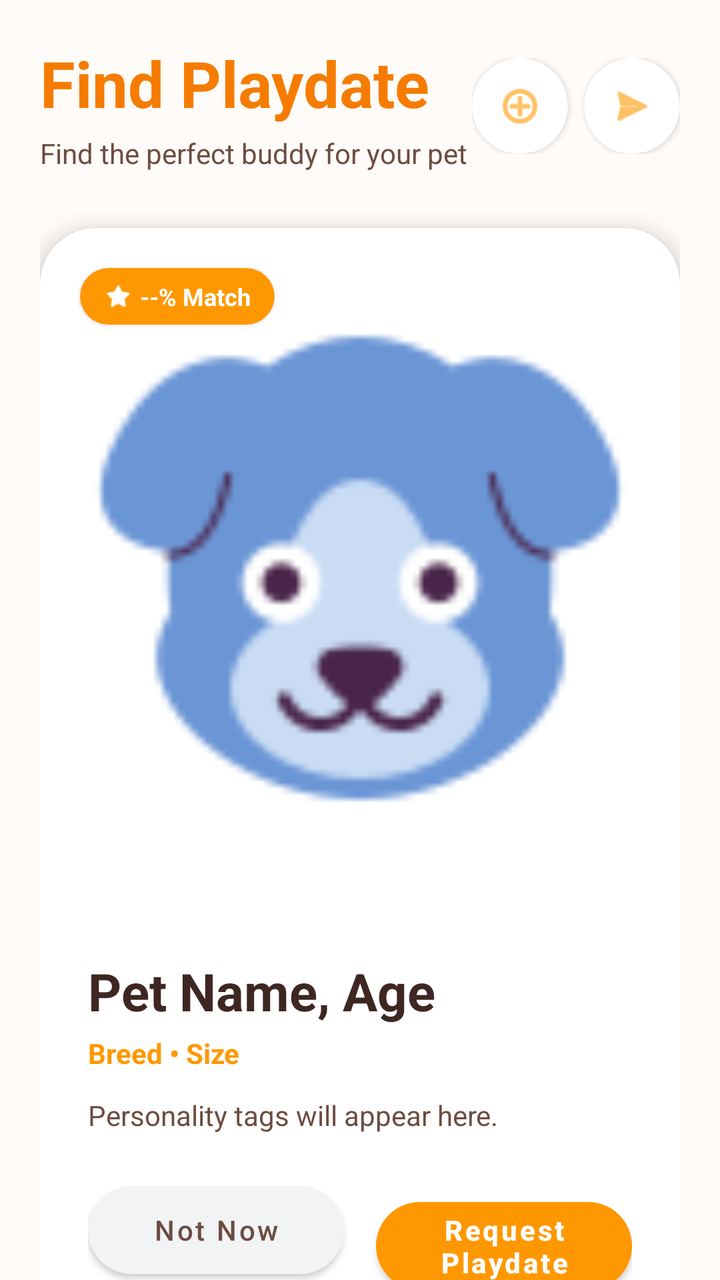
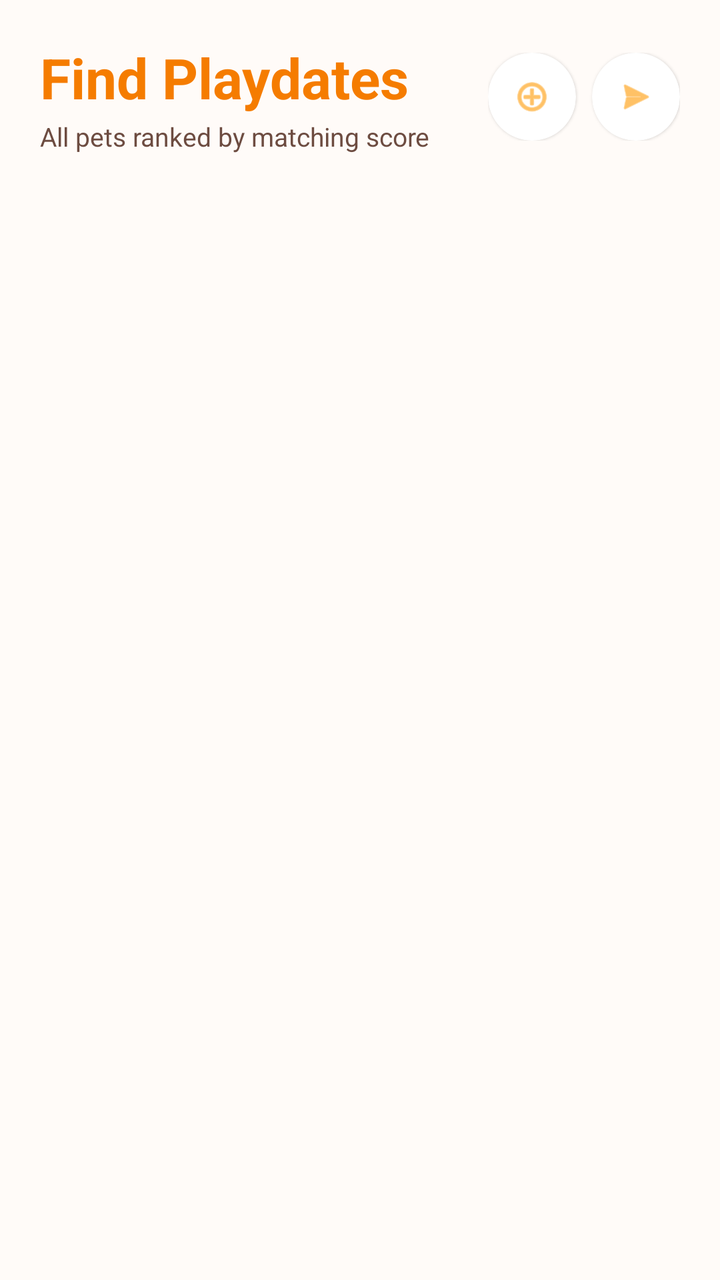

The first picture is an Android layout as it rendered before a commit; the second is the same layout after the commit. The layout source and the unified diff follow.
<!-- AndroidManifest.xml: application theme Theme.PetUnity -->
<!-- res/layout/fragment_play.xml -->
<?xml version="1.0" encoding="utf-8"?>
<androidx.coordinatorlayout.widget.CoordinatorLayout xmlns:android="http://schemas.android.com/apk/res/android"
    xmlns:app="http://schemas.android.com/apk/res-auto"
    xmlns:tools="http://schemas.android.com/tools"
    android:layout_width="match_parent"
    android:layout_height="match_parent"
    android:background="@color/background">

    <com.google.android.material.appbar.AppBarLayout
        android:layout_width="match_parent"
        android:layout_height="wrap_content"
        android:background="@android:color/transparent"
        app:elevation="0dp">

        <LinearLayout
            android:layout_width="match_parent"
            android:layout_height="wrap_content"
            android:orientation="vertical"
            android:padding="20dp">

            <RelativeLayout
                android:layout_width="match_parent"
                android:layout_height="wrap_content">

                <LinearLayout
                    android:layout_width="wrap_content"
                    android:layout_height="wrap_content"
                    android:orientation="vertical">

                    <TextView
                        android:layout_width="wrap_content"
                        android:layout_height="wrap_content"
                        android:text="Find Playdate"
                        android:textColor="@color/primary_dark"
                        android:textSize="32sp"
                        android:textStyle="bold" />

                    <TextView
                        android:layout_width="wrap_content"
                        android:layout_height="wrap_content"
                        android:layout_marginTop="4dp"
                        android:text="Find the perfect buddy for your pet"
                        android:textColor="@color/text_secondary"
                        android:textSize="14sp" />
                </LinearLayout>

                <LinearLayout
                    android:layout_width="wrap_content"
                    android:layout_height="wrap_content"
                    android:layout_alignParentEnd="true"
                    android:layout_centerVertical="true"
                    android:orientation="horizontal">

                    <com.google.android.material.card.MaterialCardView
                        android:id="@+id/addPetButton"
                        android:layout_width="48dp"
                        android:layout_height="48dp"
                        android:layout_marginEnd="8dp"
                        app:cardCornerRadius="24dp"
                        app:cardElevation="2dp">

                        <ImageView
                            android:layout_width="24dp"
                            android:layout_height="24dp"
                            android:layout_gravity="center"
                            android:src="@android:drawable/ic_menu_add"
                            app:tint="@color/primary" />
                    </com.google.android.material.card.MaterialCardView>

                    <com.google.android.material.card.MaterialCardView
                        android:id="@+id/requestsButton"
                        android:layout_width="48dp"
                        android:layout_height="48dp"
                        app:cardCornerRadius="24dp"
                        app:cardElevation="2dp">

                        <ImageView
                            android:layout_width="24dp"
                            android:layout_height="24dp"
                            android:layout_gravity="center"
                            android:src="@android:drawable/ic_menu_send"
                            app:tint="@color/primary" />
                    </com.google.android.material.card.MaterialCardView>
                </LinearLayout>
            </RelativeLayout>
        </LinearLayout>
    </com.google.android.material.appbar.AppBarLayout>

    <RelativeLayout
        android:layout_width="match_parent"
        android:layout_height="match_parent"
        app:layout_behavior="@string/appbar_scrolling_view_behavior">

        <androidx.core.widget.NestedScrollView
            android:layout_width="match_parent"
            android:layout_height="match_parent">

            <LinearLayout
                android:layout_width="match_parent"
                android:layout_height="wrap_content"
                android:orientation="vertical"
                android:paddingHorizontal="20dp"
                android:paddingBottom="100dp">

                <com.google.android.material.card.MaterialCardView
                    android:id="@+id/petCard"
                    android:layout_width="match_parent"
                    android:layout_height="wrap_content"
                    android:layout_marginTop="8dp"
                    app:cardCornerRadius="28dp"
                    app:cardElevation="6dp">

                    <LinearLayout
                        android:layout_width="match_parent"
                        android:layout_height="wrap_content"
                        android:orientation="vertical">

                        <RelativeLayout
                            android:layout_width="match_parent"
                            android:layout_height="340dp">

                            <ImageView
                                android:id="@+id/petImage"
                                android:layout_width="match_parent"
                                android:layout_height="match_parent"
                                android:scaleType="centerCrop"
                                android:src="@drawable/icon_dog" />

                            <com.google.android.material.card.MaterialCardView
                                android:layout_width="wrap_content"
                                android:layout_height="wrap_content"
                                android:layout_margin="20dp"
                                app:cardBackgroundColor="@color/primary"
                                app:cardCornerRadius="16dp">

                                <LinearLayout
                                    android:layout_width="wrap_content"
                                    android:layout_height="wrap_content"
                                    android:gravity="center"
                                    android:paddingHorizontal="12dp"
                                    android:paddingVertical="6dp">

                                    <ImageView
                                        android:layout_width="14dp"
                                        android:layout_height="14dp"
                                        android:src="@android:drawable/btn_star_big_on"
                                        app:tint="@color/white" />

                                    <TextView
                                        android:id="@+id/petMatchScore"
                                        android:layout_width="wrap_content"
                                        android:layout_height="wrap_content"
                                        android:layout_marginStart="4dp"
                                        android:text="--% Match"
                                        android:textColor="@color/white"
                                        android:textSize="12sp"
                                        android:textStyle="bold" />
                                </LinearLayout>
                            </com.google.android.material.card.MaterialCardView>
                        </RelativeLayout>

                        <LinearLayout
                            android:layout_width="match_parent"
                            android:layout_height="wrap_content"
                            android:orientation="vertical"
                            android:padding="24dp">

                            <TextView
                                android:id="@+id/dogName"
                                android:layout_width="wrap_content"
                                android:layout_height="wrap_content"
                                android:text="Pet Name, Age"
                                android:textColor="@color/text_primary"
                                android:textSize="26sp"
                                android:textStyle="bold" />

                            <TextView
                                android:id="@+id/petBreedTag"
                                android:layout_width="wrap_content"
                                android:layout_height="wrap_content"
                                android:layout_marginTop="4dp"
                                android:text="Breed • Size"
                                android:textColor="@color/primary"
                                android:textStyle="bold" />

                            <TextView
                                android:id="@+id/petDescription"
                                android:layout_width="match_parent"
                                android:layout_height="wrap_content"
                                android:layout_marginTop="12dp"
                                android:lineSpacingExtra="4dp"
                                android:text="Personality tags will appear here."
                                android:textColor="@color/text_secondary"
                                android:textSize="14sp" />

                            <LinearLayout
                                android:layout_width="match_parent"
                                android:layout_height="wrap_content"
                                android:layout_marginTop="20dp"
                                android:orientation="horizontal">

                                <com.google.android.material.button.MaterialButton
                                    android:id="@+id/passButton"
                                    android:layout_width="0dp"
                                    android:layout_height="56dp"
                                    android:layout_weight="1"
                                    android:text="Not Now"
                                    android:textAllCaps="false"
                                    android:textColor="@color/text_secondary"
                                    app:backgroundTint="#F1F3F5"
                                    app:cornerRadius="28dp"
                                    app:elevation="0dp" />

                                <com.google.android.material.button.MaterialButton
                                    android:id="@+id/matchButton"
                                    android:layout_width="0dp"
                                    android:layout_height="56dp"
                                    android:layout_marginStart="16dp"
                                    android:layout_weight="1"
                                    android:text="Request Playdate"
                                    android:textAllCaps="false"
                                    android:textStyle="bold"
                                    app:cornerRadius="28dp" />
                            </LinearLayout>
                        </LinearLayout>
                    </LinearLayout>
                </com.google.android.material.card.MaterialCardView>
            </LinearLayout>
        </androidx.core.widget.NestedScrollView>

        <ProgressBar
            android:id="@+id/loadingProgressBar"
            android:layout_width="wrap_content"
            android:layout_height="wrap_content"
            android:layout_centerInParent="true"
            android:visibility="gone" />

        <TextView
            android:id="@+id/emptyStateText"
            android:layout_width="wrap_content"
            android:layout_height="wrap_content"
            android:layout_centerInParent="true"
            android:text="No potential matches found."
            android:textColor="@color/text_secondary"
            android:visibility="gone" />

    </RelativeLayout>

</androidx.coordinatorlayout.widget.CoordinatorLayout>
<!-- resources referenced by this layout -->
<resources>
  <color name="background">#FFFBF8</color>
  <color name="primary">#FF9800</color>
  <color name="primary_dark">#F57C00</color>
  <color name="text_primary">#3E2723</color>
  <color name="text_secondary">#6D4C41</color>
  <color name="white">#FFFFFF</color>
  <!-- drawable icon_dog: png bitmap (drawable, 3159 bytes) -->
  <style name="Theme.PetUnity" parent="Theme.MaterialComponents.DayNight.NoActionBar">
          <item name="colorPrimary">@color/primary</item>
          <item name="colorPrimaryVariant">@color/primary_dark</item>
          <item name="colorOnPrimary">@color/white</item>
          <item name="colorSecondary">@color/accent</item>
          <item name="colorSecondaryVariant">@color/accent</item>
          <item name="colorOnSecondary">@color/white</item>
          <item name="android:statusBarColor">@color/primary_dark</item>
          <item name="android:windowBackground">@color/background</item>
  
          
          <item name="bottomNavigationStyle">@style/Widget.App.BottomNavigationView</item>
      </style>
  <color name="accent">#795548</color>
  <style name="Widget.App.BottomNavigationView" parent="Widget.MaterialComponents.BottomNavigationView">
          <item name="itemIconTint">@null</item>
          <item name="itemTextColor">@color/nav_text_selector</item>
          <item name="backgroundTint">@color/card_background</item>
      </style>
  <color name="card_background">#FFFFFF</color>
</resources>

<!-- the commit's change to res/layout/fragment_play.xml (unified diff, before → after) -->
@@ -7,6 +7,7 @@
     android:background="@color/background">
 
     <com.google.android.material.appbar.AppBarLayout
+        android:id="@+id/appBar"
         android:layout_width="match_parent"
         android:layout_height="wrap_content"
         android:background="@android:color/transparent"
@@ -30,18 +31,18 @@
                     <TextView
                         android:layout_width="wrap_content"
                         android:layout_height="wrap_content"
-                        android:text="Find Playdate"
+                        android:text="Find Playdates"
                         android:textColor="@color/primary_dark"
-                        android:textSize="32sp"
+                        android:textSize="28sp"
                         android:textStyle="bold" />
 
                     <TextView
                         android:layout_width="wrap_content"
                         android:layout_height="wrap_content"
-                        android:layout_marginTop="4dp"
-                        android:text="Find the perfect buddy for your pet"
+                        android:layout_marginTop="2dp"
+                        android:text="All pets ranked by matching score"
                         android:textColor="@color/text_secondary"
-                        android:textSize="14sp" />
+                        android:textSize="13sp" />
                 </LinearLayout>
 
                 <LinearLayout
@@ -53,15 +54,15 @@
 
                     <com.google.android.material.card.MaterialCardView
                         android:id="@+id/addPetButton"
-                        android:layout_width="48dp"
-                        android:layout_height="48dp"
+                        android:layout_width="44dp"
+                        android:layout_height="44dp"
                         android:layout_marginEnd="8dp"
-                        app:cardCornerRadius="24dp"
-                        app:cardElevation="2dp">
+                        app:cardCornerRadius="22dp"
+                        app:cardElevation="1dp">
 
                         <ImageView
-                            android:layout_width="24dp"
-                            android:layout_height="24dp"
+                            android:layout_width="20dp"
+                            android:layout_height="20dp"
                             android:layout_gravity="center"
                             android:src="@android:drawable/ic_menu_add"
                             app:tint="@color/primary" />
@@ -69,14 +70,14 @@
 
                     <com.google.android.material.card.MaterialCardView
                         android:id="@+id/requestsButton"
-                        android:layout_width="48dp"
-                        android:layout_height="48dp"
-                        app:cardCornerRadius="24dp"
-                        app:cardElevation="2dp">
+                        android:layout_width="44dp"
+                        android:layout_height="44dp"
+                        app:cardCornerRadius="22dp"
+                        app:cardElevation="1dp">
 
                         <ImageView
-                            android:layout_width="24dp"
-                            android:layout_height="24dp"
+                            android:layout_width="20dp"
+                            android:layout_height="20dp"
                             android:layout_gravity="center"
                             android:src="@android:drawable/ic_menu_send"
                             app:tint="@color/primary" />
@@ -86,164 +87,38 @@
         </LinearLayout>
     </com.google.android.material.appbar.AppBarLayout>
 
-    <RelativeLayout
+    <FrameLayout
         android:layout_width="match_parent"
         android:layout_height="match_parent"
         app:layout_behavior="@string/appbar_scrolling_view_behavior">
 
-        <androidx.core.widget.NestedScrollView
+        <androidx.recyclerview.widget.RecyclerView
+            android:id="@+id/matchesRecyclerView"
             android:layout_width="match_parent"
-            android:layout_height="match_parent">
+            android:layout_height="match_parent"
+            android:clipToPadding="false"
+            android:paddingHorizontal="16dp"
+            android:paddingBottom="80dp" />
 
-            <LinearLayout
-                android:layout_width="match_parent"
-                android:layout_height="wrap_content"
-                android:orientation="vertical"
-                android:paddingHorizontal="20dp"
-                android:paddingBottom="100dp">
-
-                <com.google.android.material.card.MaterialCardView
-                    android:id="@+id/petCard"
-                    android:layout_width="match_parent"
-                    android:layout_height="wrap_content"
-                    android:layout_marginTop="8dp"
-                    app:cardCornerRadius="28dp"
-                    app:cardElevation="6dp">
-
-                    <LinearLayout
-                        android:layout_width="match_parent"
-                        android:layout_height="wrap_content"
-                        android:orientation="vertical">
-
-                        <RelativeLayout
-                            android:layout_width="match_parent"
-                            android:layout_height="340dp">
-
-                            <ImageView
-                                android:id="@+id/petImage"
-                                android:layout_width="match_parent"
-                                android:layout_height="match_parent"
-                                android:scaleType="centerCrop"
-                                android:src="@drawable/icon_dog" />
-
-                            <com.google.android.material.card.MaterialCardView
-                                android:layout_width="wrap_content"
-                                android:layout_height="wrap_content"
-                                android:layout_margin="20dp"
-                                app:cardBackgroundColor="@color/primary"
-                                app:cardCornerRadius="16dp">
-
-                                <LinearLayout
-                                    android:layout_width="wrap_content"
-                                    android:layout_height="wrap_content"
-                                    android:gravity="center"
-                                    android:paddingHorizontal="12dp"
-                                    android:paddingVertical="6dp">
-
-                                    <ImageView
-                                        android:layout_width="14dp"
-                                        android:layout_height="14dp"
-                                        android:src="@android:drawable/btn_star_big_on"
-                                        app:tint="@color/white" />
-
-                                    <TextView
-                                        android:id="@+id/petMatchScore"
-                                        android:layout_width="wrap_content"
-                                        android:layout_height="wrap_content"
-                                        android:layout_marginStart="4dp"
-                                        android:text="--% Match"
-                                        android:textColor="@color/white"
-                                        android:textSize="12sp"
-                                        android:textStyle="bold" />
-                                </LinearLayout>
-                            </com.google.android.material.card.MaterialCardView>
-                        </RelativeLayout>
-
-                        <LinearLayout
-                            android:layout_width="match_parent"
-                            android:layout_height="wrap_content"
-                            android:orientation="vertical"
-                            android:padding="24dp">
-
-                            <TextView
-                                android:id="@+id/dogName"
-                                android:layout_width="wrap_content"
-                                android:layout_height="wrap_content"
-                                android:text="Pet Name, Age"
-                                android:textColor="@color/text_primary"
-                                android:textSize="26sp"
-                                android:textStyle="bold" />
-
-                            <TextView
-                                android:id="@+id/petBreedTag"
-                                android:layout_width="wrap_content"
-                                android:layout_height="wrap_content"
-                                android:layout_marginTop="4dp"
-                                android:text="Breed • Size"
-                                android:textColor="@color/primary"
-                                android:textStyle="bold" />
-
-                            <TextView
-                                android:id="@+id/petDescription"
-                                android:layout_width="match_parent"
-                                android:layout_height="wrap_content"
-                                android:layout_marginTop="12dp"
-                                android:lineSpacingExtra="4dp"
-                                android:text="Personality tags will appear here."
-                                android:textColor="@color/text_secondary"
-                                android:textSize="14sp" />
-
-                            <LinearLayout
-                                android:layout_width="match_parent"
-                                android:layout_height="wrap_content"
-                                android:layout_marginTop="20dp"
-                                android:orientation="horizontal">
-
-                                <com.google.android.material.button.MaterialButton
-                                    android:id="@+id/passButton"
-                                    android:layout_width="0dp"
-                                    android:layout_height="56dp"
-                                    android:layout_weight="1"
-                                    android:text="Not Now"
-                                    android:textAllCaps="false"
-                                    android:textColor="@color/text_secondary"
-                                    app:backgroundTint="#F1F3F5"
-                                    app:cornerRadius="28dp"
-                                    app:elevation="0dp" />
-
-                                <com.google.android.material.button.MaterialButton
-                                    android:id="@+id/matchButton"
-                                    android:layout_width="0dp"
-                                    android:layout_height="56dp"
-                                    android:layout_marginStart="16dp"
-                                    android:layout_weight="1"
-                                    android:text="Request Playdate"
-                                    android:textAllCaps="false"
-                                    android:textStyle="bold"
-                                    app:cornerRadius="28dp" />
-                            </LinearLayout>
-                        </LinearLayout>
-                    </LinearLayout>
-                </com.google.android.material.card.MaterialCardView>
-            </LinearLayout>
-        </androidx.core.widget.NestedScrollView>
-
-        <ProgressBar
-            android:id="@+id/loadingProgressBar"
-            android:layout_width="wrap_content"
-            android:layout_height="wrap_content"
-            android:layout_centerInParent="true"
-            android:visibility="gone" />
+        <com.airbnb.lottie.LottieAnimationView
+            android:id="@+id/loadingAnimation"
+            android:layout_width="120dp"
+            android:layout_height="120dp"
+            android:layout_gravity="center"
+            android:visibility="gone"
+            app:lottie_rawRes="@raw/load_cat"
+            app:lottie_autoPlay="true"
+            app:lottie_loop="true" />
 
         <TextView
             android:id="@+id/emptyStateText"
             android:layout_width="wrap_content"
             android:layout_height="wrap_content"
-            android:layout_centerInParent="true"
-            android:text="No potential matches found."
+            android:layout_gravity="center"
+            android:text="No pets found."
             android:textColor="@color/text_secondary"
             android:visibility="gone" />
 
-    </RelativeLayout>
+    </FrameLayout>
 
 </androidx.coordinatorlayout.widget.CoordinatorLayout>
<!-- resource entries referenced after the edit -->
@@ -3,10 +3,8 @@
   <color name="background">#FFFBF8</color>
   <color name="primary">#FF9800</color>
   <color name="primary_dark">#F57C00</color>
-  <color name="text_primary">#3E2723</color>
   <color name="text_secondary">#6D4C41</color>
   <color name="white">#FFFFFF</color>
-  <!-- drawable icon_dog: png bitmap (drawable, 3159 bytes) -->
   <style name="Theme.PetUnity" parent="Theme.MaterialComponents.DayNight.NoActionBar">
           <item name="colorPrimary">@color/primary</item>
           <item name="colorPrimaryVariant">@color/primary_dark</item>
